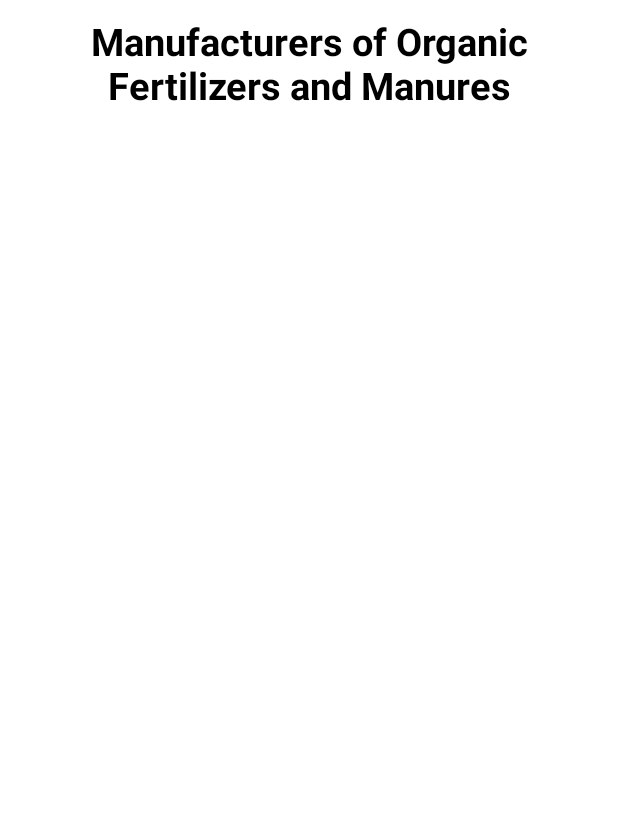
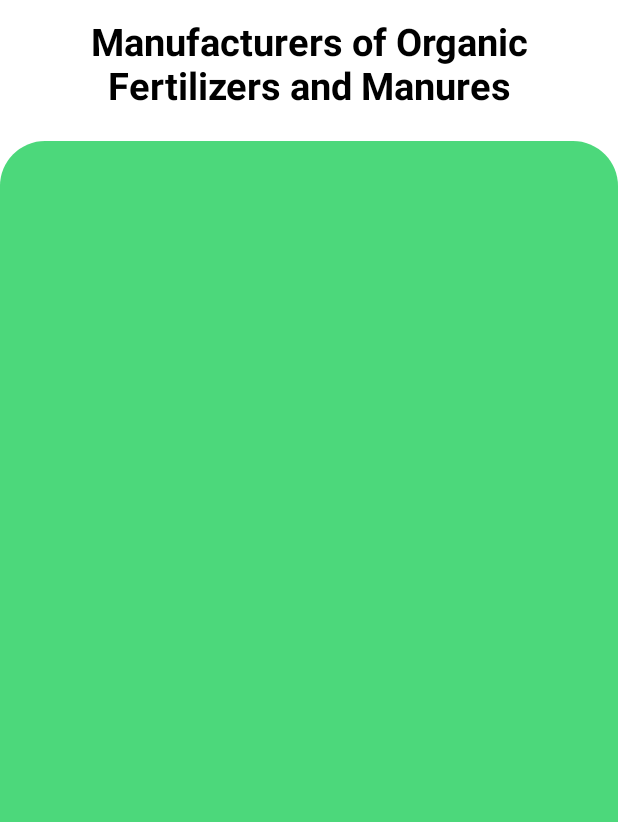
Before and after one commit to abhihts20/MJBI_App, an Android app: the screen it shows after launch (MainActivity), on a phone screen of 412 x 824 dp, the part 414-1236 px from its top. Run offline under Robolectric (Android 15) with nearby library versions, the phone set to English and light mode, and no system bars; our stand-ins replace navigation-ui; Roboto replaces fonts that are not available here; 2 statements that could not run were skipped.

Commit message:
Initial Commit

```diff
--- a/app/src/main/res/drawable/background_nav_background.xml
+++ b/app/src/main/res/drawable/background_nav_background.xml
@@ -1,5 +1,6 @@
 <?xml version="1.0" encoding="UTF-8"?>
 <shape xmlns:android="http://schemas.android.com/apk/res/android">
-    <solid android:color="#ffffff"/>
-    <corners android:radius="17dp" />
+    <solid android:color="@color/colorPrimary"/>
+    <corners android:topLeftRadius="30dp"
+        android:topRightRadius="30dp"/>
 </shape>
--- a/app/src/main/res/layout/fragment_home.xml
+++ b/app/src/main/res/layout/fragment_home.xml
@@ -17,19 +17,28 @@
         <ImageView
             android:layout_width="200dp"
             android:layout_height="200dp"
+            android:layout_marginTop="20dp"
             android:contentDescription="@string/logo"
-            android:src="@drawable/logo"
-            android:layout_marginTop="20dp"/>
+            android:src="@drawable/logo" />
 
         <TextView
             android:layout_width="match_parent"
             android:layout_height="wrap_content"
             android:layout_margin="10dp"
+            android:gravity="center"
             android:text="@string/company_tagline"
-            android:gravity="center"
             android:textColor="@android:color/black"
-            android:textStyle="bold"
-            android:textSize="25sp"/>
+            android:textSize="25sp"
+            android:textStyle="bold" />
+
+        <LinearLayout
+            android:layout_width="match_parent"
+            android:layout_height="match_parent"
+            android:orientation="vertical"
+            android:background="@drawable/background_nav_background"
+            android:layout_marginTop="10dp">
+
+        </LinearLayout>
     </LinearLayout>
 
 </ScrollView>
```
